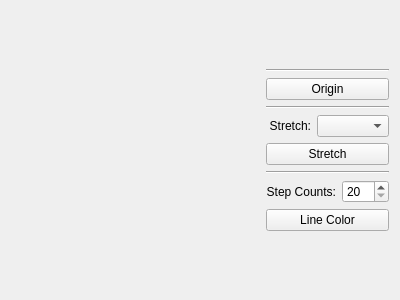
This is mainwindow.ui in leeowen/tyre as Qt 5 draws it before an edit. The edited form follows.
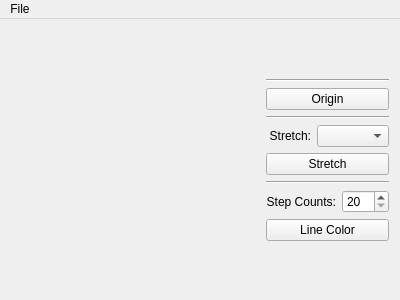
This is the edited form. Custom widgets are drawn as their Qt base class.

Diff of the .ui file:
```diff
--- a/mainwindow.ui
+++ b/mainwindow.ui
@@ -164,6 +164,28 @@
     </item>
    </layout>
   </widget>
+  <widget class="QMenuBar" name="menuBar">
+   <property name="geometry">
+    <rect>
+     <x>0</x>
+     <y>0</y>
+     <width>400</width>
+     <height>22</height>
+    </rect>
+   </property>
+   <widget class="QMenu" name="menuFile">
+    <property name="title">
+     <string>File</string>
+    </property>
+    <addaction name="actionSave"/>
+   </widget>
+   <addaction name="menuFile"/>
+  </widget>
+  <action name="actionSave">
+   <property name="text">
+    <string>Save</string>
+   </property>
+  </action>
  </widget>
  <layoutdefault spacing="6" margin="11"/>
  <customwidgets>
```
